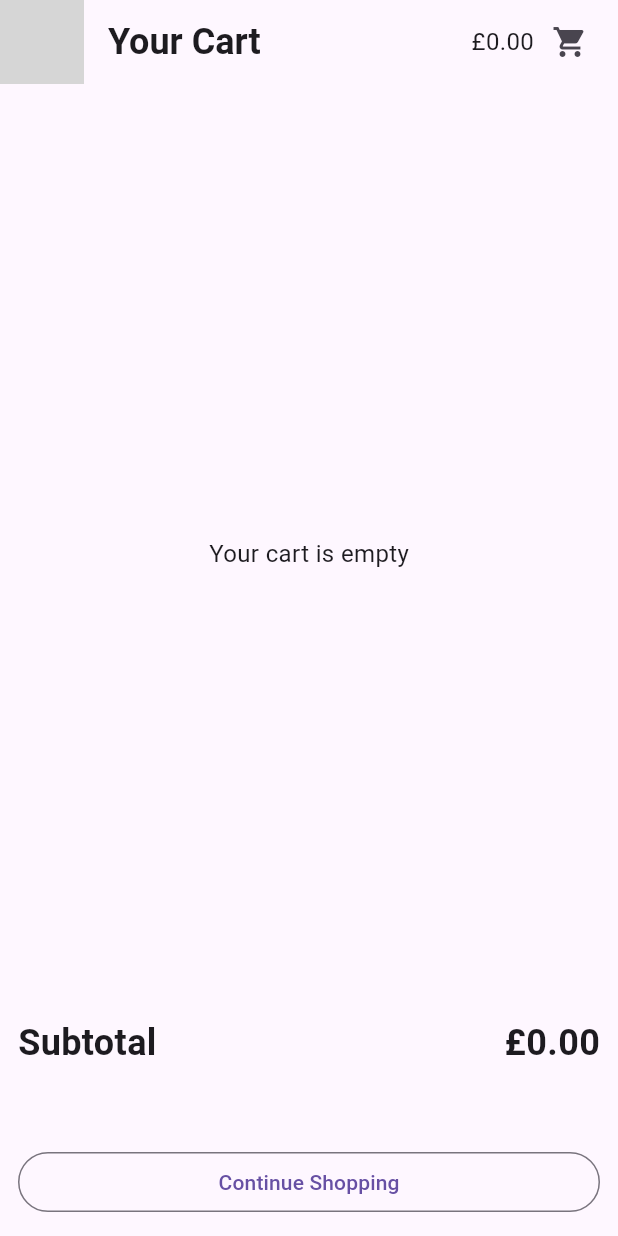
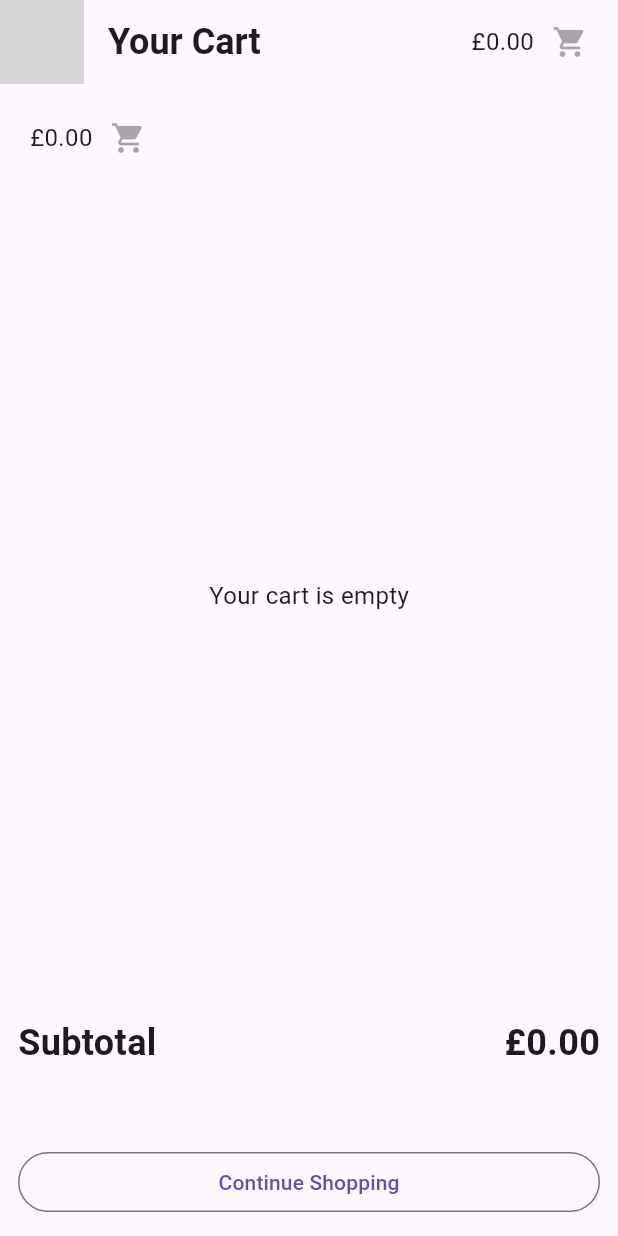
Before and after one commit to chikbunting/sandwich_shop, a Flutter app: the screen it shows after launch, scrolled down 191 dp, after a tap on "View Cart", on a phone screen of 412 x 824 dp. Run offline on Flutter 3.47's test engine with Material 3 defaults, Android fonts, the phone set to English and light mode, and no system bars; our stand-ins replace shared_preferences, sqflite; accounts and stored records are empty; grey boxes are pictures that could not be loaded.

Commit message:
Add CartIndicator to CartScreen and update its behavior to disable navigation

```diff
--- a/lib/views/cart_screen.dart
+++ b/lib/views/cart_screen.dart
@@ -85,6 +85,12 @@ class _CartScreenState extends State<CartScreen> {
         padding: const EdgeInsets.all(12.0),
         child: Column(
           children: [
+            // Show the cart indicator inside the cart screen as requested.
+            // Disable navigation (onTap: null) to avoid pushing the same screen.
+            Padding(
+              padding: const EdgeInsets.only(bottom: 8.0),
+              child: CartIndicator(pricing: widget.pricing, onTap: null),
+            ),
             if (items.isEmpty)
               Expanded(
                 child: Center(child: Text('Your cart is empty', style: normalText)),
--- a/lib/views/common_widgets.dart
+++ b/lib/views/common_widgets.dart
@@ -5,13 +5,12 @@ import 'package:sandwich_shop/views/app_styles.dart';
 // a screen needs the Drawer, keep using `drawer: const MainDrawer()` in that
 // screen's Scaffold.
 import 'package:sandwich_shop/models/cart.dart';
-import 'package:sandwich_shop/views/cart_screen.dart';
 import 'package:sandwich_shop/repositories/pricing_repository.dart';
 
 /// Returns a standardized AppBar used across the app. Pass an optional
 /// [pricing] repository if you want the cart indicator to show a total price.
 PreferredAppBar(BuildContext context, String title,
-    {PricingRepository? pricing}) {
+  {PricingRepository? pricing}) {
   return AppBar(
     leading: SizedBox(
       height: 100,
@@ -24,15 +23,20 @@ PreferredAppBar(BuildContext context, String title,
     ),
     title: Text(title, style: heading1),
     // Keep the drawer (hamburger) behaviour consistent by leaving the drawer
-    // in the Scaffold; we only provide a cart action here.
+    // in the Scaffold; we only provide a cart indicator here. The indicator
+    // does not perform navigation by itself to avoid tight coupling; use the
+    // explicit "View Cart" button in screens to navigate to the cart.
     actions: [CartIndicator(pricing: pricing)],
   );
 }
 
 class CartIndicator extends StatelessWidget {
   final PricingRepository? pricing;
+  final VoidCallback? onTap;
 
-  const CartIndicator({super.key, this.pricing});
+  /// If [onTap] is provided the cart icon will invoke it when tapped. This
+  /// avoids importing concrete screens and keeps this widget reusable.
+  const CartIndicator({super.key, this.pricing, this.onTap});
 
   @override
   Widget build(BuildContext context) {
@@ -55,14 +59,11 @@ class CartIndicator extends StatelessWidget {
                   CircleAvatar(
                     radius: 8,
                     backgroundColor: Colors.red,
-                    child: Text('$qty', style: TextStyle(fontSize: 10, color: Colors.white)),
+                    child: Text('$qty', style: const TextStyle(fontSize: 10, color: Colors.white)),
                   ),
               ],
             ),
-            onPressed: () {
-              final cartObj = Provider.of<Cart>(context, listen: false);
-              Navigator.of(context).push(MaterialPageRoute(builder: (_) => CartScreen(cart: cartObj, pricing: repo)));
-            },
+            onPressed: onTap,
           ),
         ],
       ),
```
